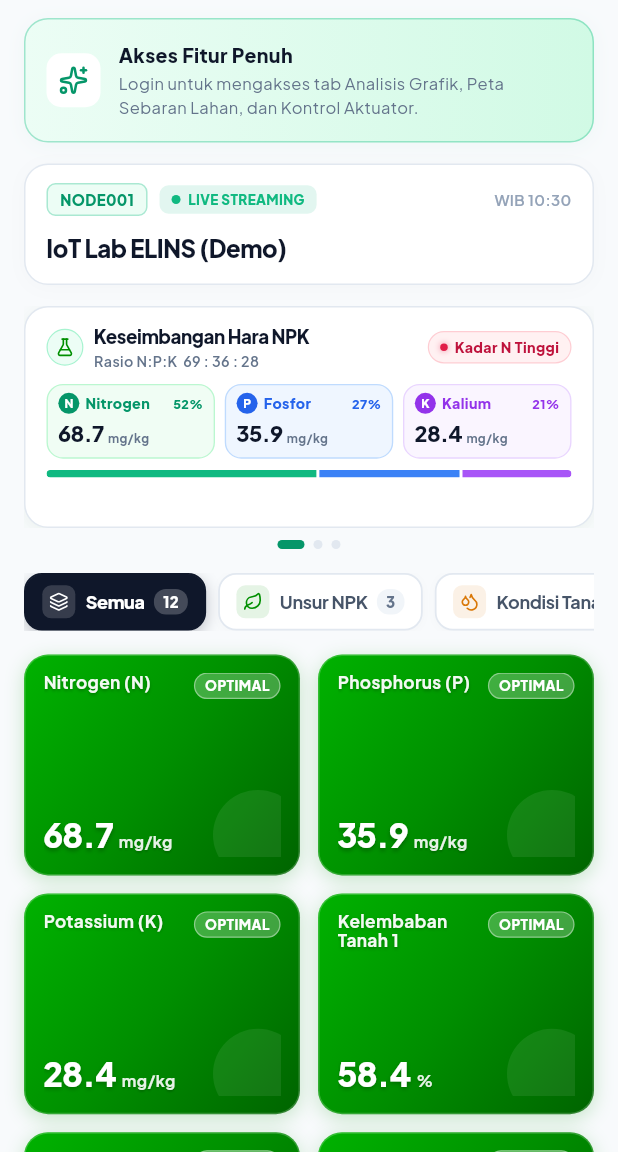
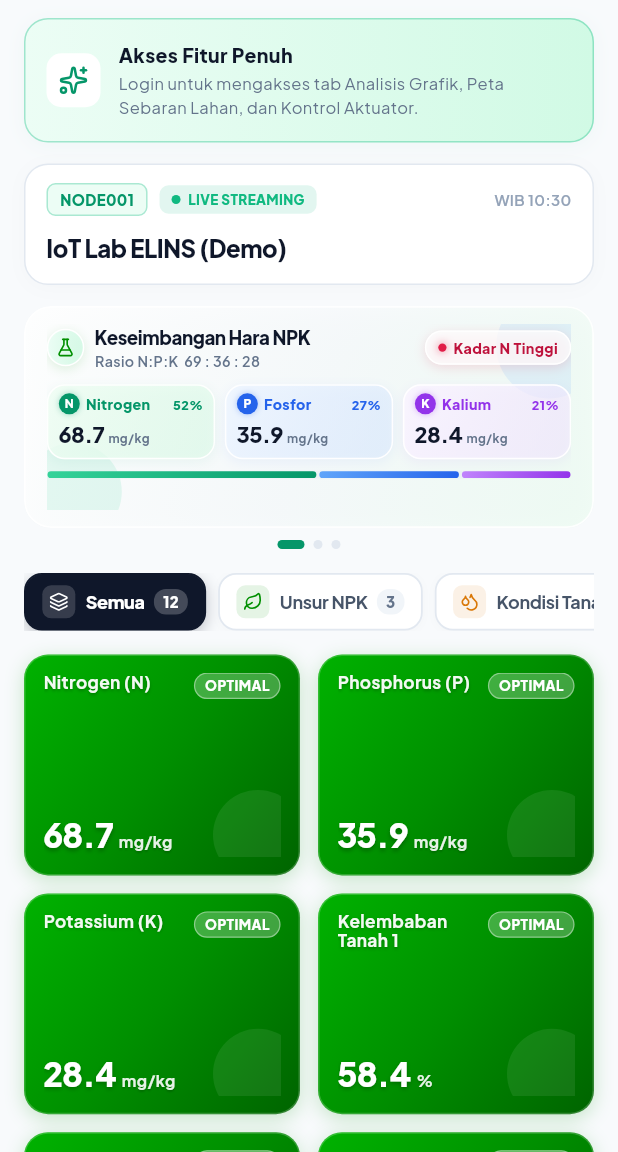
Before and after one commit to hanifnugrahaa/gconnect2026-mobile, a Flutter app: the screen it shows after launch, on a phone screen of 412 x 824 dp, the part 84-1236 px from its top. Run offline on Flutter 3.47's test engine with Material 3 defaults, Android fonts, the phone set to English and light mode, and no system bars; our stand-ins replace fl_chart, flutter_map, flutter_riverpod, flutter_secure_storage, google_fonts, latlong2 and 2 more; network calls fail.

Commit message:
style(npk): apply iPhone liquid frosted glassmorphism with soft pastel gradients

```diff
--- a/lib/presentation/widgets/npk_summary_card.dart
+++ b/lib/presentation/widgets/npk_summary_card.dart
@@ -1,3 +1,4 @@
+import 'dart:ui';
 import 'package:flutter/material.dart';
 import 'package:lucide_icons_flutter/lucide_icons.dart';
 
@@ -31,20 +32,6 @@ class NpkSummaryCard extends StatelessWidget {
     return const Color(0xFF10B981);
   }
 
-  Color _getStatusBg() {
-    final status = _getNpkStatus();
-    if (status.contains('Tinggi') || status.contains('Kritis')) return const Color(0xFFFFF1F2);
-    if (status.contains('Rendah') || status.contains('Defisiensi')) return const Color(0xFFFEF3C7);
-    return const Color(0xFFECFDF5);
-  }
-
-  Color _getStatusBorder() {
-    final status = _getNpkStatus();
-    if (status.contains('Tinggi') || status.contains('Kritis')) return const Color(0xFFFECDD3);
-    if (status.contains('Rendah') || status.contains('Defisiensi')) return const Color(0xFFFDE68A);
-    return const Color(0xFFA7F3D0);
-  }
-
   Color _getStatusText() {
     final status = _getNpkStatus();
     if (status.contains('Tinggi') || status.contains('Kritis')) return const Color(0xFFBE123C);
@@ -62,26 +49,69 @@ class NpkSummaryCard extends StatelessWidget {
     final statusText = _getNpkStatus();
     final dotColor = _getStatusDotColor();
 
-    return Container(
+    return ClipRRect(
+      borderRadius: BorderRadius.circular(18),
+      child: BackdropFilter(
+        filter: ImageFilter.blur(sigmaX: 16, sigmaY: 16),
+        child: Container(
           padding: const EdgeInsets.symmetric(horizontal: 14, vertical: 10.5),
           decoration: BoxDecoration(
-        color: Colors.white,
-        borderRadius: BorderRadius.circular(16),
-        border: Border.all(color: const Color(0xFFE2E8F0)),
+            gradient: LinearGradient(
+              begin: Alignment.topLeft,
+              end: Alignment.bottomRight,
+              colors: [
+                Colors.white.withOpacity(0.92),
+                const Color(0xFFF8FAFC).withOpacity(0.85),
+                const Color(0xFFF0FDF4).withOpacity(0.80),
+              ],
+            ),
+            borderRadius: BorderRadius.circular(18),
+            border: Border.all(
+              color: Colors.white.withOpacity(0.90),
+              width: 1.2,
+            ),
             boxShadow: [
               BoxShadow(
-            color: const Color(0xFF008F00).withOpacity(0.04),
-            blurRadius: 16,
-            offset: const Offset(0, 4),
+                color: const Color(0xFF10B981).withOpacity(0.08),
+                blurRadius: 20,
+                offset: const Offset(0, 6),
               ),
               BoxShadow(
-            color: Colors.black.withOpacity(0.02),
-            blurRadius: 4,
-            offset: const Offset(0, 1),
+                color: Colors.black.withOpacity(0.03),
+                blurRadius: 8,
+                offset: const Offset(0, 2),
               ),
             ],
           ),
-      child: Column(
+          child: Stack(
+            children: [
+              // Liquid Ambient Glow Blobs
+              Positioned(
+                right: -20,
+                top: -20,
+                child: Container(
+                  width: 70,
+                  height: 70,
+                  decoration: BoxDecoration(
+                    shape: BoxShape.circle,
+                    color: const Color(0xFF60A5FA).withOpacity(0.12),
+                  ),
+                ),
+              ),
+              Positioned(
+                left: -15,
+                bottom: -20,
+                child: Container(
+                  width: 65,
+                  height: 65,
+                  decoration: BoxDecoration(
+                    shape: BoxShape.circle,
+                    color: const Color(0xFF34D399).withOpacity(0.12),
+                  ),
+                ),
+              ),
+
+              Column(
                 mainAxisSize: MainAxisSize.min,
                 crossAxisAlignment: CrossAxisAlignment.start,
                 children: [
@@ -94,9 +124,24 @@ class NpkSummaryCard extends StatelessWidget {
                           Container(
                             padding: const EdgeInsets.all(5),
                             decoration: BoxDecoration(
-                      color: const Color(0xFFECFDF5),
+                              gradient: LinearGradient(
+                                colors: [
+                                  const Color(0xFFECFDF5),
+                                  const Color(0xFFD1FAE5).withOpacity(0.8),
+                                ],
+                              ),
                               shape: BoxShape.circle,
-                      border: Border.all(color: const Color(0xFFA7F3D0), width: 0.8),
+                              border: Border.all(
+                                color: Colors.white,
+                                width: 1,
+                              ),
+                              boxShadow: [
+                                BoxShadow(
+                                  color: const Color(0xFF008F00).withOpacity(0.12),
+                                  blurRadius: 6,
+                                  offset: const Offset(0, 2),
+                                ),
+                              ],
                             ),
                             child: const Icon(LucideIcons.flaskConical, size: 13, color: Color(0xFF008F00)),
                           ),
@@ -126,27 +171,37 @@ class NpkSummaryCard extends StatelessWidget {
                         ],
                       ),
 
-              // Status Badge with Live Dot
+                      // Liquid Glass Status Badge
                       Container(
-                padding: const EdgeInsets.symmetric(horizontal: 7.5, vertical: 3),
+                        padding: const EdgeInsets.symmetric(horizontal: 8, vertical: 3.5),
                         decoration: BoxDecoration(
-                  color: _getStatusBg(),
+                          color: Colors.white.withOpacity(0.75),
                           borderRadius: BorderRadius.circular(20),
-                  border: Border.all(color: _getStatusBorder(), width: 0.8),
+                          border: Border.all(
+                            color: Colors.white.withOpacity(0.95),
+                            width: 0.9,
+                          ),
+                          boxShadow: [
+                            BoxShadow(
+                              color: dotColor.withOpacity(0.15),
+                              blurRadius: 6,
+                              offset: const Offset(0, 2),
+                            ),
+                          ],
                         ),
                         child: Row(
                           mainAxisSize: MainAxisSize.min,
                           children: [
                             Container(
-                      width: 5,
-                      height: 5,
+                              width: 5.5,
+                              height: 5.5,
                               decoration: BoxDecoration(
                                 color: dotColor,
                                 shape: BoxShape.circle,
                                 boxShadow: [
                                   BoxShadow(
-                            color: dotColor.withOpacity(0.5),
-                            blurRadius: 3,
+                                    color: dotColor.withOpacity(0.6),
+                                    blurRadius: 4,
                                   ),
                                 ],
                               ),
@@ -167,70 +222,92 @@ class NpkSummaryCard extends StatelessWidget {
                   ),
                   const SizedBox(height: 8.5),
 
-          // 3 Column Values with Aesthetic Micro-Pills
+                  // 3 Column Values with Liquid Glass Micro-Pills
                   Row(
                     children: [
-              _buildAestheticNpkItem(
+                      _buildLiquidGlassItem(
                         symbol: 'N',
                         title: 'Nitrogen',
                         val: nVal,
                         percent: nRatio,
                         accentColor: const Color(0xFF059669),
-                bgColor: const Color(0xFFF0FDF4),
-                borderColor: const Color(0xFFBBF7D0),
+                        gradient: [
+                          const Color(0xFFF0FDF4).withOpacity(0.90),
+                          const Color(0xFFDCFCE7).withOpacity(0.50),
+                        ],
                       ),
                       const SizedBox(width: 6.5),
-              _buildAestheticNpkItem(
+                      _buildLiquidGlassItem(
                         symbol: 'P',
                         title: 'Fosfor',
                         val: pVal,
                         percent: pRatio,
                         accentColor: const Color(0xFF2563EB),
-                bgColor: const Color(0xFFEFF6FF),
-                borderColor: const Color(0xFFBFDBFE),
+                        gradient: [
+                          const Color(0xFFEFF6FF).withOpacity(0.90),
+                          const Color(0xFFDBEAFE).withOpacity(0.50),
+                        ],
                       ),
                       const SizedBox(width: 6.5),
-              _buildAestheticNpkItem(
+                      _buildLiquidGlassItem(
                         symbol: 'K',
                         title: 'Kalium',
                         val: kVal,
                         percent: kRatio,
                         accentColor: const Color(0xFF9333EA),
-                bgColor: const Color(0xFFFAF5FF),
-                borderColor: const Color(0xFFE9D5FF),
+                        gradient: [
+                          const Color(0xFFFAF5FF).withOpacity(0.90),
+                          const Color(0xFFF3E8FF).withOpacity(0.50),
+                        ],
                       ),
                     ],
                   ),
                   const SizedBox(height: 7.5),
 
-          // Segmented Distribution Bar
+                  // Liquid Segmented Distribution Track
                   ClipRRect(
-            borderRadius: BorderRadius.circular(4),
-            child: SizedBox(
-              height: 5,
+                    borderRadius: BorderRadius.circular(6),
+                    child: Container(
+                      height: 5.5,
+                      padding: const EdgeInsets.all(0.5),
+                      decoration: BoxDecoration(
+                        color: const Color(0xFFE2E8F0).withOpacity(0.4),
+                        borderRadius: BorderRadius.circular(6),
+                      ),
                       child: Row(
                         children: [
                           Expanded(
                             flex: nRatio.round().clamp(1, 100),
                             child: Container(
-                      decoration: const BoxDecoration(
-                        color: Color(0xFF10B981),
-                        borderRadius: BorderRadius.horizontal(left: Radius.circular(3)),
+                              decoration: BoxDecoration(
+                                gradient: const LinearGradient(
+                                  colors: [Color(0xFF34D399), Color(0xFF059669)],
+                                ),
+                                borderRadius: BorderRadius.circular(3),
                               ),
                             ),
                           ),
                           const SizedBox(width: 2),
                           Expanded(
                             flex: pRatio.round().clamp(1, 100),
-                    child: Container(color: const Color(0xFF3B82F6)),
+                            child: Container(
+                              decoration: BoxDecoration(
+                                gradient: const LinearGradient(
+                                  colors: [Color(0xFF60A5FA), Color(0xFF2563EB)],
+                                ),
+                                borderRadius: BorderRadius.circular(3),
+                              ),
+                            ),
                           ),
                           const SizedBox(width: 2),
                           Expanded(
                             flex: kRatio.round().clamp(1, 100),
                             child: Container(
-                      decoration: const BoxDecoration(
-                        color: Color(0xFFA855F7),
-                        borderRadius: BorderRadius.horizontal(right: Radius.circular(3)),
+                              decoration: BoxDecoration(
+                                gradient: const LinearGradient(
+                                  colors: [Color(0xFFC084FC), Color(0xFF9333EA)],
+                                ),
+                                borderRadius: BorderRadius.circular(3),
                               ),
                             ),
                           ),
@@ -240,31 +317,48 @@ class NpkSummaryCard extends StatelessWidget {
                   ),
                 ],
               ),
+            ],
+          ),
+        ),
+      ),
     );
   }
 
-  Widget _buildAestheticNpkItem({
+  Widget _buildLiquidGlassItem({
     required String symbol,
     required String title,
     required double val,
     required double percent,
     required Color accentColor,
-    required Color bgColor,
-    required Color borderColor,
+    required List<Color> gradient,
   }) {
     return Expanded(
       child: Container(
         padding: const EdgeInsets.symmetric(horizontal: 7, vertical: 5),
         decoration: BoxDecoration(
-          color: bgColor,
-          borderRadius: BorderRadius.circular(11),
-          border: Border.all(color: borderColor, width: 0.9),
+          gradient: LinearGradient(
+            begin: Alignment.topLeft,
+            end: Alignment.bottomRight,
+            colors: gradient,
+          ),
+          borderRadius: BorderRadius.circular(12),
+          border: Border.all(
+            color: Colors.white.withOpacity(0.95),
+            width: 1,
+          ),
+          boxShadow: [
+            BoxShadow(
+              color: accentColor.withOpacity(0.06),
+              blurRadius: 6,
+              offset: const Offset(0, 2),
+            ),
+          ],
         ),
         child: Column(
           crossAxisAlignment: CrossAxisAlignment.start,
           mainAxisSize: MainAxisSize.min,
           children: [
-            // Top Row: Chemical Symbol Chip + Title + Percent Badge
+            // Top Row: Chemical Symbol Avatar + Title + Percent Chip
             Row(
               children: [
                 Container(
@@ -274,6 +368,12 @@ class NpkSummaryCard extends StatelessWidget {
                   decoration: BoxDecoration(
                     color: accentColor,
                     shape: BoxShape.circle,
+                    boxShadow: [
+                      BoxShadow(
+                        color: accentColor.withOpacity(0.35),
+                        blurRadius: 3,
+                      ),
+                    ],
                   ),
                   child: Text(
                     symbol,
```
Lines whose indentation alone changed are shown as unchanged.
